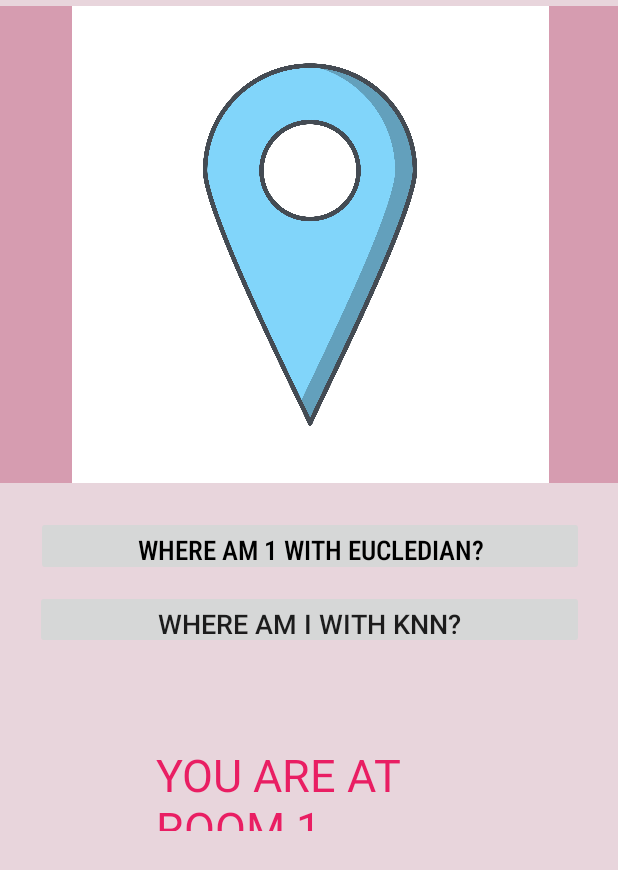
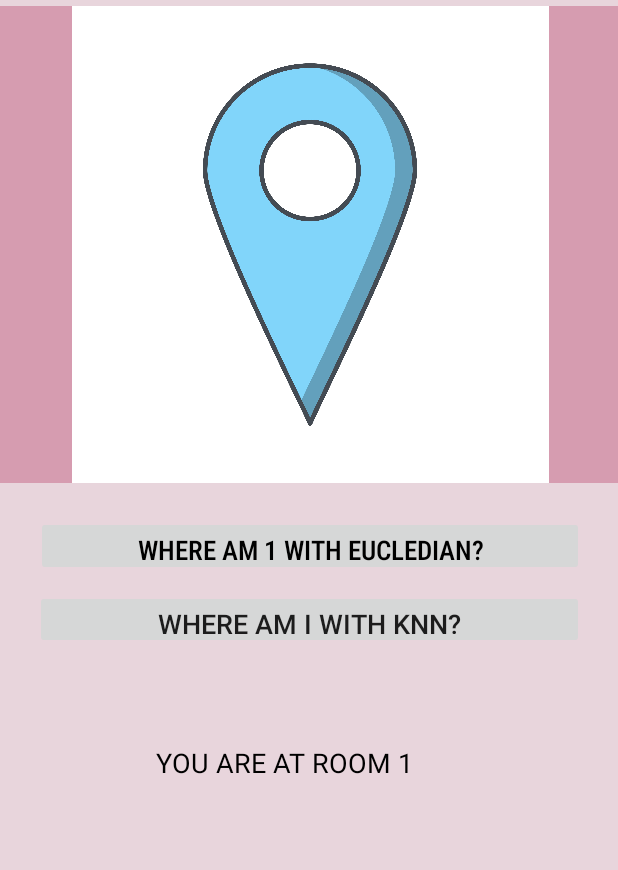
Before and after one commit to Mobile-Computing-Winter-2021/Android-projects, an Android app: the fragment Fragmentlocate shown on its own in the app's theme, after a tap on "WHERE AM 1 WITH EUCLEDIAN?", on a phone screen of 412 x 824 dp. Shown: the top 870 px of the screen. Run offline under Robolectric (Android 15) with nearby library versions, the phone set to English and light mode, and no system bars; our stand-ins replace Room's generated code; 5 statements that could not run were skipped.

Commit message:
ninth commit

```diff
--- a/app/src/main/java/com/example/helloworld/Daoclass.java
+++ b/app/src/main/java/com/example/helloworld/Daoclass.java
@@ -22,8 +22,6 @@ import io.reactivex.Single;
         @Query("select * from Wardrivingdb ")
         List<dbaprssi> getAllD1();
 
-        @Query("Delete from Wardrivingdb where Roomno like :Roomno")
-        void deleteAllFromTable(int Roomno);
 
 
 }
--- a/app/src/main/java/com/example/helloworld/Databaseclass.java
+++ b/app/src/main/java/com/example/helloworld/Databaseclass.java
@@ -6,7 +6,7 @@ import com.example.helloworld.Daoclass;
 import android.content.Context;
 
 import androidx.room.Database;
-@Database(entities = {dbwifi.class,dbaprssi.class}, version = 3,exportSchema = false)
+@Database(entities = {dbwifi.class,dbaprssi.class}, version = 7,exportSchema = true)
 public abstract class Databaseclass extends RoomDatabase{
     private static Databaseclass db;
 
--- a/app/src/main/java/com/example/helloworld/Fragmentlocate.java
+++ b/app/src/main/java/com/example/helloworld/Fragmentlocate.java
@@ -89,9 +89,11 @@ public class Fragmentlocate extends Fragment {
                 rssilist1.add((float) (scanResult.level));
             }
 
-           int indexofanku=ssidlist1.indexOf("ONEPLUS_co_apkhrf");
+          // int indexofanku=ssidlist1.indexOf("ONEPLUS_co_apkhrf");
+            int indexofredmi=ssidlist1.indexOf("Redmi");
             int indexofredmi1=ssidlist1.indexOf("Redmi1");
             int indexofgalaxy=ssidlist1.indexOf("Galaxy M21A406");
+
             accx.setOnClickListener(new View.OnClickListener() {
                                         @Override
                                         public void onClick(View v) {
@@ -99,13 +101,14 @@ public class Fragmentlocate extends Fragment {
                                             List<dbaprssi> values = Databaseclass.getInstance(getActivity()).mainDao().getAllD1();
                                             for (int i = 0; i < values.size(); i++) {
                                                 System.out.println("THE LIst are" + values.get(i).getRSSIAP1());
+
                                             }
 
 
                        for(int i = 0;i<values.size();i++)
                     {
                          float x=(values.get(i).getRSSIAP1())-(rssilist1.get(indexofgalaxy));
-                      float y=(values.get(i).getRSSIAP2())-(rssilist1.get(indexofanku));
+                      float y=(values.get(i).getRSSIAP2())-(rssilist1.get(indexofredmi));
                         float z=(values.get(i).getRSSIAP3())-(rssilist1.get(indexofredmi1));
                         float eucled = (float) Math.sqrt((x)*(x) +(z)*(z));
                         eucledian.add(eucled);
@@ -161,7 +164,7 @@ public class Fragmentlocate extends Fragment {
                             for(int i = 0;i<values1.size();i++)
                             {
                                 float x=(values1.get(i).getRSSIAP1())-(rssilist1.get(indexofgalaxy));
-                              float y=(values1.get(i).getRSSIAP2())-(rssilist1.get(indexofanku));
+                              float y=(values1.get(i).getRSSIAP2())-(rssilist1.get(indexofredmi));
                                 float z=(values1.get(i).getRSSIAP3())-(rssilist1.get(indexofredmi1));
                                 float eucled = (float) Math.sqrt((x)*(x) +(y)*(y)+(z)*(z));
                                 eucledian1.add(eucled);
--- a/app/src/main/res/layout/fragment_fragmentlocate.xml
+++ b/app/src/main/res/layout/fragment_fragmentlocate.xml
@@ -34,12 +34,12 @@
 
     <TextView
         android:id="@+id/textView"
-        android:layout_width="221dp"
-        android:layout_height="58dp"
+        android:layout_width="242dp"
+        android:layout_height="83dp"
         android:layout_marginStart="104dp"
         android:layout_marginTop="496dp"
-        android:textColor="#E91E63"
-        android:textSize="30sp"
+        android:textColor="@color/black"
+        android:textSize="18sp"
         app:layout_constraintStart_toStartOf="parent"
         app:layout_constraintTop_toTopOf="parent" />
 
```
